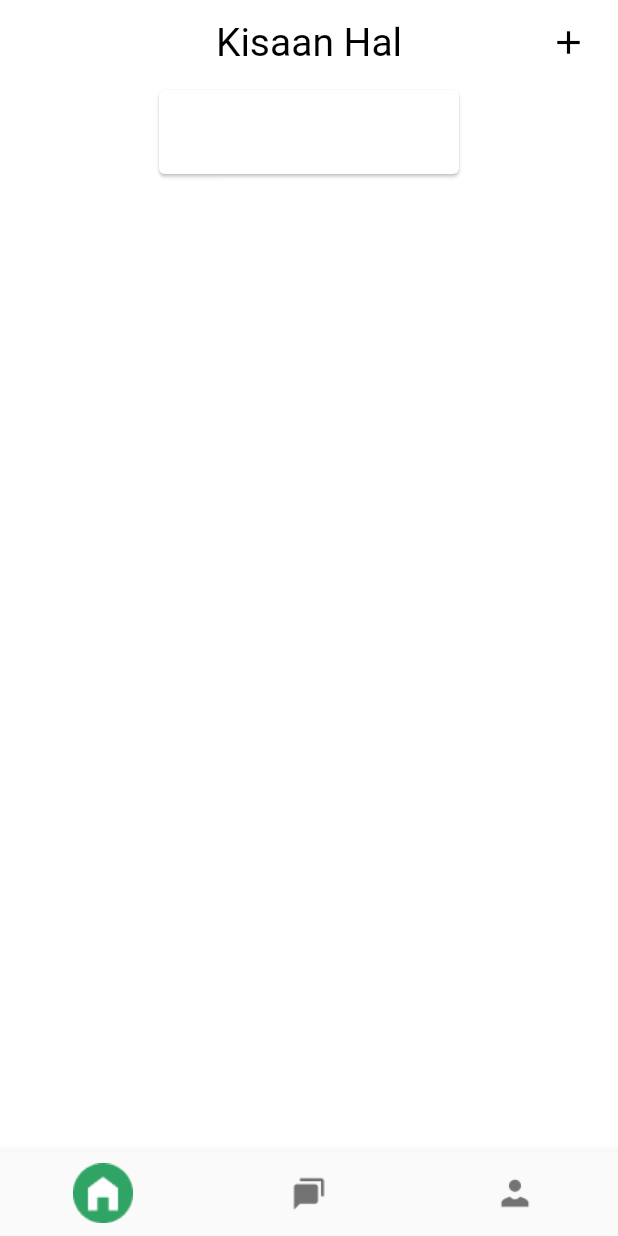
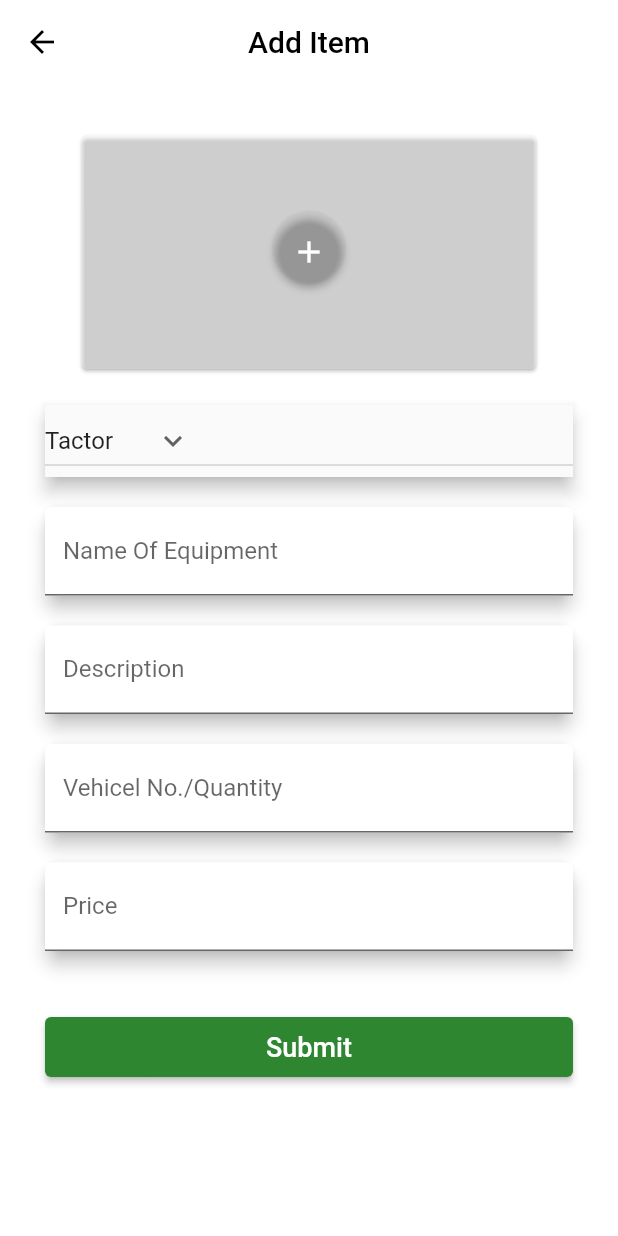
Before and after one commit to tejastamkar/Farming-App, a Flutter app: the screen it shows once a user with an empty profile is signed in, after a tap on the "add" icon, on a phone screen of 412 x 824 dp. Run offline on Flutter 3.47's test engine with Material 2 defaults, Android fonts, the phone set to English and light mode, and no system bars; our stand-ins replace carousel_slider, cloud_firestore, firebase_auth, firebase_core, google_sign_in, image_picker; accounts and stored records are empty; network calls fail; project files that could hold a hidden picture were left out.

Commit message:
added image picker and Cerousel in add page

```diff
--- a/lib/Screen/homescreen.dart
+++ b/lib/Screen/homescreen.dart
@@ -26,7 +26,9 @@ class _HomePageState extends State<HomePage> {
           Padding(
               padding: const EdgeInsets.only(right: 20.0),
               child: GestureDetector(
-                onTap: () {},
+                onTap: () {
+                  Navigator.pushNamed(context, '/itemaddinfo');
+                },
                 child: const Icon(
                   Icons.add,
                   size: 26.0,
--- /dev/null
+++ b/lib/Screen/item_add_info.dart
@@ -0,0 +1,287 @@
+import 'dart:io';
+
+import 'package:flutter/material.dart';
+import 'package:image_picker/image_picker.dart';
+import 'package:carousel_slider/carousel_slider.dart';
+
+List<String> _imageList = [];
+
+class ItemAddInfo extends StatefulWidget {
+  const ItemAddInfo({Key? key}) : super(key: key);
+
+  @override
+  State<ItemAddInfo> createState() => _ItemAddInfoState();
+}
+
+class _ItemAddInfoState extends State<ItemAddInfo> {
+  String dropdownvalue = 'Tactor';
+
+  var items = [
+    'Tactor',
+    'Handtools',
+    'Bulls',
+  ];
+  @override
+  Widget build(BuildContext context) {
+    Future<dynamic> takeImages(ImageSource source) async {
+      // ignore: invalid_use_of_visible_for_testing_member
+      var image = await ImagePicker.platform.pickImage(source: source);
+      late PickedFile imagePickedFile;
+      imagePickedFile = image as PickedFile;
+      setState(() {
+        if (imagePickedFile.path.isNotEmpty) {
+          _imageList.add(imagePickedFile.path);
+        }
+      });
+    }
+
+    Future bottomSheet(message) {
+      return showModalBottomSheet(
+        builder: (BuildContext context) => Container(
+          height: 150.0,
+          width: MediaQuery.of(context).size.width,
+          margin: const EdgeInsets.symmetric(
+            horizontal: 20,
+            vertical: 20,
+          ),
+          child: Column(
+            crossAxisAlignment: CrossAxisAlignment.stretch,
+            children: <Widget>[
+              Text(
+                message,
+                style: const TextStyle(fontFamily: 'Overpass', fontSize: 24),
+                textAlign: TextAlign.center,
+              ),
+              ElevatedButton.icon(
+                style: ElevatedButton.styleFrom(
+                  primary: Theme.of(context).primaryColor,
+                  onPrimary: Colors.white,
+                ),
+                icon: const Icon(Icons.camera),
+                onPressed: () async {
+                  takeImages(ImageSource.camera);
+                },
+                label: const Text("Camera"),
+              ),
+              ElevatedButton.icon(
+                style: ElevatedButton.styleFrom(
+                  primary: Theme.of(context).primaryColor,
+                  onPrimary: Colors.white,
+                ),
+                icon: const Icon(Icons.image),
+                onPressed: () {
+                  takeImages(ImageSource.gallery);
+                },
+                label: const Text("Gallery"),
+              )
+            ],
+          ),
+        ),
+        context: context,
+      );
+    }
+
+    Widget imageboxProfile() {
+      return Center(
+        child: _imageList.isEmpty
+            ? Stack(
+                children: [
+                  const Center(
+                    child: Card(
+                      color: Colors.white30,
+                      child: Padding(
+                        padding:
+                            EdgeInsets.symmetric(vertical: 70, horizontal: 150),
+                        child: Text(" "),
+                      ),
+                    ),
+                  ),
+                  Center(
+                    child: Container(
+                      margin: const EdgeInsets.symmetric(
+                          vertical: 55, horizontal: 0),
+                      child: ElevatedButton(
+                          style: ElevatedButton.styleFrom(
+                              fixedSize: const Size(48, 48),
+                              shape: const CircleBorder(),
+                              primary: Colors.transparent,
+                              onPrimary:
+                                  const Color.fromARGB(255, 255, 255, 255)),
+                          onPressed: () {
+                            bottomSheet("Add Picture of your equipment ");
+                          },
+                          child: const Padding(
+                            padding: EdgeInsets.symmetric(
+                                vertical: 15, horizontal: 0),
+                            child: Center(child: Icon(Icons.add)),
+                          )),
+                    ),
+                  ),
+                ],
+              )
+            : Stack(children: [
+                CarouselSlider(
+                  options: CarouselOptions(
+                    height: 200.0,
+                    aspectRatio: 16 / 9,
+                    viewportFraction: 0.4,
+                    initialPage: 0,
+                    autoPlay: false,
+                    autoPlayInterval: const Duration(seconds: 3),
+                    autoPlayAnimationDuration:
+                        const Duration(milliseconds: 800),
+                    autoPlayCurve: Curves.fastOutSlowIn,
+                    enlargeCenterPage: true,
+                    scrollDirection: Axis.horizontal,
+                  ),
+                  items: _imageList.map((i) {
+                    return Builder(
+                      builder: (BuildContext context) {
+                        return Image.file(File(i));
+                      },
+                    );
+                  }).toList(),
+                ),
+                Center(
+                  child: Container(
+                    margin:
+                        const EdgeInsets.symmetric(vertical: 55, horizontal: 0),
+                    child: ElevatedButton(
+                        style: ElevatedButton.styleFrom(
+                            fixedSize: const Size(48, 48),
+                            shape: const CircleBorder(),
+                            primary: Colors.transparent,
+                            onPrimary:
+                                const Color.fromARGB(255, 255, 255, 255)),
+                        onPressed: () {
+                          bottomSheet("Add Picture of your equipment ");
+                        },
+                        child: const Padding(
+                          padding:
+                              EdgeInsets.symmetric(vertical: 15, horizontal: 0),
+                          child: Center(child: Icon(Icons.add)),
+                        )),
+                  ),
+                ),
+              ]),
+      );
+    }
+
+    return Scaffold(
+      appBar: AppBar(
+        elevation: 0,
+        backgroundColor: Colors.white,
+        foregroundColor: Colors.black,
+        centerTitle: true,
+        title: const Text(
+          'Add Item',
+        ),
+      ),
+      backgroundColor: Colors.white,
+      body: Padding(
+        padding: const EdgeInsets.symmetric(horizontal: 30, vertical: 20),
+        child: ListView(
+          children: <Widget>[
+            const SizedBox(
+              height: 10,
+            ),
+            imageboxProfile(),
+            const SizedBox(
+              height: 20,
+            ),
+            Material(
+              elevation: 5,
+              child: DropdownButton(
+                borderRadius: const BorderRadius.all(
+                  Radius.circular(10),
+                ),
+                value: dropdownvalue,
+                icon: const Icon(Icons.keyboard_arrow_down),
+                items: items.map((String items) {
+                  return DropdownMenuItem(
+                    value: items,
+                    child: Text(items),
+                  );
+                }).toList(),
+                onChanged: (String? newValue) {
+                  setState(() {
+                    dropdownvalue = newValue!;
+                  });
+                },
+              ),
+            ),
+            const SizedBox(
+              height: 20,
+            ),
+            Material(
+              borderRadius: const BorderRadius.all(Radius.circular(10)),
+              elevation: 5,
+              child: TextFormField(
+                decoration: const InputDecoration(
+                  fillColor: Colors.white,
+                  filled: true,
+                  labelText: "Name Of Equipment",
+                ),
+              ),
+            ),
+            const SizedBox(
+              height: 20,
+            ),
+            Material(
+              borderRadius: const BorderRadius.all(Radius.circular(10)),
+              elevation: 5,
+              child: TextFormField(
+                decoration: const InputDecoration(
+                  fillColor: Colors.white,
+                  filled: true,
+                  labelText: "Description",
+                ),
+              ),
+            ),
+            const SizedBox(
+              height: 20,
+            ),
+            Material(
+              borderRadius: const BorderRadius.all(Radius.circular(10)),
+              elevation: 5,
+              child: TextFormField(
+                decoration: const InputDecoration(
+                  fillColor: Colors.white,
+                  filled: true,
+                  labelText: "Vehicel No./Quantity",
+                ),
+              ),
+            ),
+            const SizedBox(
+              height: 20,
+            ),
+            Material(
+              borderRadius: const BorderRadius.all(Radius.circular(10)),
+              elevation: 5,
+              child: TextFormField(
+                decoration: const InputDecoration(
+                  fillColor: Colors.white,
+                  filled: true,
+                  labelText: "Price",
+                ),
+              ),
+            ),
+            const SizedBox(
+              height: 20,
+            ),
+            const SizedBox(
+              height: 20,
+            ),
+            ElevatedButton(
+              child: const Text('Submit', style: TextStyle(fontSize: 18)),
+              style: ElevatedButton.styleFrom(
+                  minimumSize: const Size(155, 40),
+                  primary: const Color.fromARGB(255, 46, 134, 49)),
+              onPressed: () {},
+            ),
+          ],
+        ),
+      ),
+    );
+  }
+}
--- a/lib/Screen/item_info.dart
+++ b/lib/Screen/item_info.dart
@@ -48,9 +48,10 @@ class ItemInfoScreenState extends State<ItemInfoScreen> {
           Container(
               alignment: Alignment.topLeft,
               padding: const EdgeInsets.fromLTRB(20.0, 20.0, 0, 0),
-              child: const Text(
-                "Items:  Tractor",
-                style: TextStyle(fontSize: 18, fontWeight: FontWeight.bold),
+              child: Text(
+                "Items:  ${widget.title}",
+                style:
+                    const TextStyle(fontSize: 18, fontWeight: FontWeight.bold),
               )),
           Container(
               alignment: Alignment.topLeft,
--- a/lib/Screen/loginscreen.dart
+++ b/lib/Screen/loginscreen.dart
@@ -25,8 +25,8 @@ class _LoginScreenState extends State<LoginScreen> {
             const Text(
               'Welcome to KisanHal ',
               style: TextStyle(
-                  fontSize: 20,
-                  fontWeight: FontWeight.w400,
+                  fontSize: 30,
+                  fontWeight: FontWeight.w700,
                   color: Color.fromARGB(255, 0, 2, 7),
                   fontFamily: 'Overprass'),
             ),
@@ -36,11 +36,12 @@ class _LoginScreenState extends State<LoginScreen> {
             Container(
               margin: const EdgeInsets.symmetric(vertical: 10, horizontal: 60),
               child: const Text(
-                'A App To Rent Farming Tools',
+                'Lets Join together ',
                 style: TextStyle(
-                  fontSize: 15,
-                  fontWeight: FontWeight.w400,
+                  fontSize: 24,
+                  fontWeight: FontWeight.w700,
                   fontFamily: 'Overpass',
+                  color: Color.fromARGB(255, 48, 164, 100),
                 ),
                 textAlign: TextAlign.center,
               ),
--- a/lib/main.dart
+++ b/lib/main.dart
@@ -1,6 +1,7 @@
 import 'package:firebase_auth/firebase_auth.dart';
 import 'package:flutter/material.dart';
 import 'package:firebase_core/firebase_core.dart';
+import 'package:kisaanhal/Screen/item_add_info.dart';
 import 'package:kisaanhal/Screen/loginscreen.dart';
 import 'package:kisaanhal/Screen/navbar.dart';
 import 'package:kisaanhal/api/firebaseuserstore.dart';
@@ -10,8 +11,13 @@ import 'package:provider/provider.dart';
 Future<void> main() async {
   WidgetsFlutterBinding.ensureInitialized();
   await Firebase.initializeApp();
-  runApp(const MaterialApp(
-    home: LoginFunc(),
+  runApp(MaterialApp(
+    home: const LoginFunc(),
+    initialRoute: '/',
+    routes: {
+      // '/': (context) => const LoginFunc(),
+      '/itemaddinfo': (context) => const ItemAddInfo()
+    },
   ));
 }
 
--- a/pubspec.yaml
+++ b/pubspec.yaml
@@ -42,6 +42,8 @@ dependencies:
   provider: ^6.0.2
   # for icons and fonts
   font_awesome_flutter: ^9.2.0
+  image_picker: ^0.8.4+11
+  carousel_slider: ^4.0.0
 
 dev_dependencies:
   flutter_test:
```
Also changed, not shown: pubspec.lock, 1 other file.
